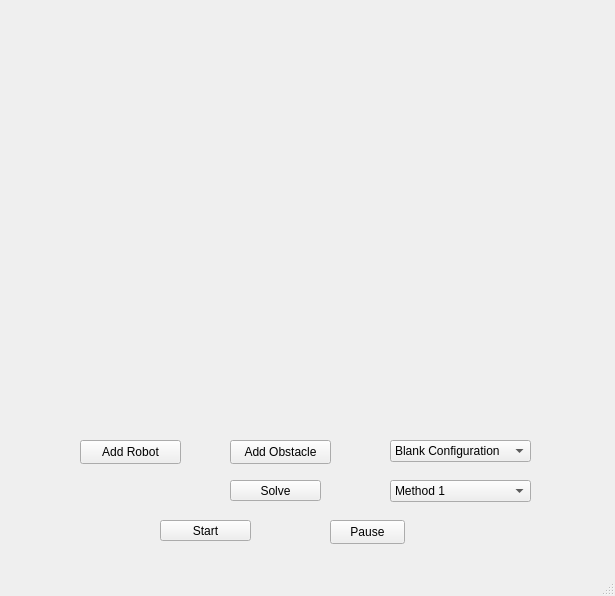
Qt form multiagent_pathfinding_ui/mainwindow.ui (sinancimen/multiagent_pathfinding) before a commit.
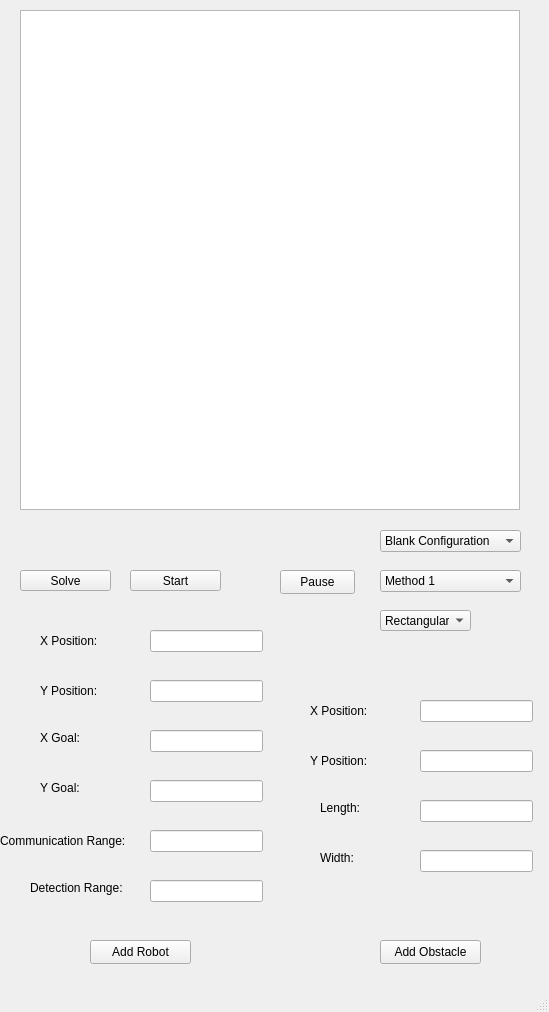
The same form after that commit.

Commit message:
graphics are added
need to implement algorithms, need to implement graph representation of area

Patch:
```diff
--- a/multiagent_pathfinding_ui/mainwindow.ui
+++ b/multiagent_pathfinding_ui/mainwindow.ui
@@ -6,8 +6,8 @@
    <rect>
     <x>0</x>
     <y>0</y>
-    <width>615</width>
-    <height>596</height>
+    <width>549</width>
+    <height>1012</height>
    </rect>
   </property>
   <property name="windowTitle">
@@ -17,8 +17,8 @@
    <widget class="QPushButton" name="addRobotButton">
     <property name="geometry">
      <rect>
-      <x>80</x>
-      <y>440</y>
+      <x>90</x>
+      <y>940</y>
       <width>101</width>
       <height>24</height>
      </rect>
@@ -30,8 +30,8 @@
    <widget class="QPushButton" name="addObstacleButton">
     <property name="geometry">
      <rect>
-      <x>230</x>
-      <y>440</y>
+      <x>380</x>
+      <y>940</y>
       <width>101</width>
       <height>24</height>
      </rect>
@@ -43,8 +43,8 @@
    <widget class="QComboBox" name="configSelectionComboBox">
     <property name="geometry">
      <rect>
-      <x>390</x>
-      <y>440</y>
+      <x>380</x>
+      <y>530</y>
       <width>141</width>
       <height>22</height>
      </rect>
@@ -73,8 +73,8 @@
    <widget class="QPushButton" name="solveButton">
     <property name="geometry">
      <rect>
-      <x>230</x>
-      <y>480</y>
+      <x>20</x>
+      <y>570</y>
       <width>91</width>
       <height>21</height>
      </rect>
@@ -86,8 +86,8 @@
    <widget class="QComboBox" name="methodSelectionComboBox">
     <property name="geometry">
      <rect>
-      <x>390</x>
-      <y>480</y>
+      <x>380</x>
+      <y>570</y>
       <width>141</width>
       <height>22</height>
      </rect>
@@ -106,8 +106,8 @@
    <widget class="QPushButton" name="startButton">
     <property name="geometry">
      <rect>
-      <x>160</x>
-      <y>520</y>
+      <x>130</x>
+      <y>570</y>
       <width>91</width>
       <height>21</height>
      </rect>
@@ -119,8 +119,8 @@
    <widget class="QPushButton" name="pauseButton">
     <property name="geometry">
      <rect>
-      <x>330</x>
-      <y>520</y>
+      <x>280</x>
+      <y>570</y>
       <width>75</width>
       <height>24</height>
      </rect>
@@ -129,13 +129,349 @@
      <string>Pause</string>
     </property>
    </widget>
-   <widget class="QWidget" name="robotPlaygroundWidget" native="true">
+   <widget class="QComboBox" name="comboBox">
     <property name="geometry">
      <rect>
-      <x>10</x>
+      <x>380</x>
+      <y>610</y>
+      <width>91</width>
+      <height>21</height>
+     </rect>
+    </property>
+    <item>
+     <property name="text">
+      <string>Rectangular</string>
+     </property>
+    </item>
+    <item>
+     <property name="text">
+      <string>Circular</string>
+     </property>
+    </item>
+   </widget>
+   <widget class="QStackedWidget" name="stackedWidget">
+    <property name="geometry">
+     <rect>
+      <x>290</x>
+      <y>640</y>
+      <width>271</width>
+      <height>291</height>
+     </rect>
+    </property>
+    <property name="currentIndex">
+     <number>0</number>
+    </property>
+    <widget class="QWidget" name="page">
+     <widget class="QLabel" name="widthLabel_2">
+      <property name="geometry">
+       <rect>
+        <x>30</x>
+        <y>160</y>
+        <width>49</width>
+        <height>16</height>
+       </rect>
+      </property>
+      <property name="text">
+       <string>Length:</string>
+      </property>
+     </widget>
+     <widget class="QLineEdit" name="widthTextbox">
+      <property name="geometry">
+       <rect>
+        <x>130</x>
+        <y>210</y>
+        <width>113</width>
+        <height>22</height>
+       </rect>
+      </property>
+     </widget>
+     <widget class="QLineEdit" name="lengthTextbox">
+      <property name="geometry">
+       <rect>
+        <x>130</x>
+        <y>160</y>
+        <width>113</width>
+        <height>22</height>
+       </rect>
+      </property>
+     </widget>
+     <widget class="QLineEdit" name="positionYTextbox">
+      <property name="geometry">
+       <rect>
+        <x>130</x>
+        <y>110</y>
+        <width>113</width>
+        <height>22</height>
+       </rect>
+      </property>
+     </widget>
+     <widget class="QLineEdit" name="positionXTextbox">
+      <property name="geometry">
+       <rect>
+        <x>130</x>
+        <y>60</y>
+        <width>113</width>
+        <height>22</height>
+       </rect>
+      </property>
+     </widget>
+     <widget class="QLabel" name="positionYLabel">
+      <property name="geometry">
+       <rect>
+        <x>20</x>
+        <y>110</y>
+        <width>71</width>
+        <height>21</height>
+       </rect>
+      </property>
+      <property name="text">
+       <string>Y Position:</string>
+      </property>
+     </widget>
+     <widget class="QLabel" name="widthLabel">
+      <property name="geometry">
+       <rect>
+        <x>30</x>
+        <y>210</y>
+        <width>49</width>
+        <height>16</height>
+       </rect>
+      </property>
+      <property name="text">
+       <string>Width:</string>
+      </property>
+     </widget>
+     <widget class="QLabel" name="positionXLabel">
+      <property name="geometry">
+       <rect>
+        <x>20</x>
+        <y>60</y>
+        <width>71</width>
+        <height>21</height>
+       </rect>
+      </property>
+      <property name="text">
+       <string>X Position:</string>
+      </property>
+     </widget>
+    </widget>
+    <widget class="QWidget" name="page_2">
+     <widget class="QLabel" name="positionXLabel_2">
+      <property name="geometry">
+       <rect>
+        <x>20</x>
+        <y>50</y>
+        <width>71</width>
+        <height>21</height>
+       </rect>
+      </property>
+      <property name="text">
+       <string>X Position:</string>
+      </property>
+     </widget>
+     <widget class="QLineEdit" name="positionXTextbox_2">
+      <property name="geometry">
+       <rect>
+        <x>130</x>
+        <y>50</y>
+        <width>113</width>
+        <height>22</height>
+       </rect>
+      </property>
+     </widget>
+     <widget class="QLineEdit" name="diameterTextbox">
+      <property name="geometry">
+       <rect>
+        <x>130</x>
+        <y>150</y>
+        <width>113</width>
+        <height>22</height>
+       </rect>
+      </property>
+     </widget>
+     <widget class="QLabel" name="positionYLabel_2">
+      <property name="geometry">
+       <rect>
+        <x>20</x>
+        <y>100</y>
+        <width>71</width>
+        <height>21</height>
+       </rect>
+      </property>
+      <property name="text">
+       <string>Y Position:</string>
+      </property>
+     </widget>
+     <widget class="QLabel" name="diameterLabel">
+      <property name="geometry">
+       <rect>
+        <x>20</x>
+        <y>150</y>
+        <width>61</width>
+        <height>16</height>
+       </rect>
+      </property>
+      <property name="text">
+       <string>Diameter:</string>
+      </property>
+     </widget>
+     <widget class="QLineEdit" name="positionYTextbox_2">
+      <property name="geometry">
+       <rect>
+        <x>130</x>
+        <y>100</y>
+        <width>113</width>
+        <height>22</height>
+       </rect>
+      </property>
+     </widget>
+    </widget>
+   </widget>
+   <widget class="QLineEdit" name="commRangeTextbox">
+    <property name="geometry">
+     <rect>
+      <x>150</x>
+      <y>830</y>
+      <width>113</width>
+      <height>22</height>
+     </rect>
+    </property>
+   </widget>
+   <widget class="QLineEdit" name="detRangeTextbox">
+    <property name="geometry">
+     <rect>
+      <x>150</x>
+      <y>880</y>
+      <width>113</width>
+      <height>22</height>
+     </rect>
+    </property>
+   </widget>
+   <widget class="QLabel" name="commRangeLabel">
+    <property name="geometry">
+     <rect>
+      <x>0</x>
+      <y>830</y>
+      <width>151</width>
+      <height>21</height>
+     </rect>
+    </property>
+    <property name="text">
+     <string>Communication Range: </string>
+    </property>
+   </widget>
+   <widget class="QLineEdit" name="positionXTextbox_3">
+    <property name="geometry">
+     <rect>
+      <x>150</x>
+      <y>630</y>
+      <width>113</width>
+      <height>22</height>
+     </rect>
+    </property>
+   </widget>
+   <widget class="QLineEdit" name="goalXTextbox">
+    <property name="geometry">
+     <rect>
+      <x>150</x>
+      <y>730</y>
+      <width>113</width>
+      <height>22</height>
+     </rect>
+    </property>
+   </widget>
+   <widget class="QLabel" name="positionXLabel_3">
+    <property name="geometry">
+     <rect>
+      <x>40</x>
+      <y>630</y>
+      <width>71</width>
+      <height>21</height>
+     </rect>
+    </property>
+    <property name="text">
+     <string>X Position:</string>
+    </property>
+   </widget>
+   <widget class="QLabel" name="positionYLabel_3">
+    <property name="geometry">
+     <rect>
+      <x>40</x>
+      <y>680</y>
+      <width>71</width>
+      <height>21</height>
+     </rect>
+    </property>
+    <property name="text">
+     <string>Y Position:</string>
+    </property>
+   </widget>
+   <widget class="QLineEdit" name="positionYTextbox_3">
+    <property name="geometry">
+     <rect>
+      <x>150</x>
+      <y>680</y>
+      <width>113</width>
+      <height>22</height>
+     </rect>
+    </property>
+   </widget>
+   <widget class="QLineEdit" name="goalYTextbox">
+    <property name="geometry">
+     <rect>
+      <x>150</x>
+      <y>780</y>
+      <width>113</width>
+      <height>22</height>
+     </rect>
+    </property>
+   </widget>
+   <widget class="QLabel" name="detRangeLabel">
+    <property name="geometry">
+     <rect>
+      <x>30</x>
+      <y>880</y>
+      <width>121</width>
+      <height>16</height>
+     </rect>
+    </property>
+    <property name="text">
+     <string>Detection Range: </string>
+    </property>
+   </widget>
+   <widget class="QLabel" name="goalYLabel">
+    <property name="geometry">
+     <rect>
+      <x>40</x>
+      <y>780</y>
+      <width>49</width>
+      <height>16</height>
+     </rect>
+    </property>
+    <property name="text">
+     <string>Y Goal:</string>
+    </property>
+   </widget>
+   <widget class="QLabel" name="goalXLabel">
+    <property name="geometry">
+     <rect>
+      <x>40</x>
+      <y>730</y>
+      <width>49</width>
+      <height>16</height>
+     </rect>
+    </property>
+    <property name="text">
+     <string>X Goal:</string>
+    </property>
+   </widget>
+   <widget class="QGraphicsView" name="graphicsView">
+    <property name="geometry">
+     <rect>
+      <x>20</x>
       <y>10</y>
-      <width>591</width>
-      <height>411</height>
+      <width>500</width>
+      <height>500</height>
      </rect>
     </property>
     <property name="palette">
@@ -234,9 +570,9 @@
        <colorrole role="Window">
         <brush brushstyle="SolidPattern">
          <color alpha="255">
-          <red>0</red>
-          <green>85</green>
-          <blue>127</blue>
+          <red>240</red>
+          <green>240</green>
+          <blue>240</blue>
          </color>
         </brush>
        </colorrole>
@@ -288,9 +624,9 @@
        <colorrole role="AlternateBase">
         <brush brushstyle="SolidPattern">
          <color alpha="255">
-          <red>0</red>
-          <green>85</green>
-          <blue>255</blue>
+          <red>245</red>
+          <green>245</green>
+          <blue>245</blue>
          </color>
         </brush>
        </colorrole>
@@ -616,9 +952,9 @@
        <colorrole role="Window">
         <brush brushstyle="SolidPattern">
          <color alpha="255">
-          <red>0</red>
-          <green>85</green>
-          <blue>127</blue>
+          <red>240</red>
+          <green>240</green>
+          <blue>240</blue>
          </color>
         </brush>
        </colorrole>
```
Left out of the diff: 278 changed lines with no effect on the pictures. The commit also changes 8 other files.
